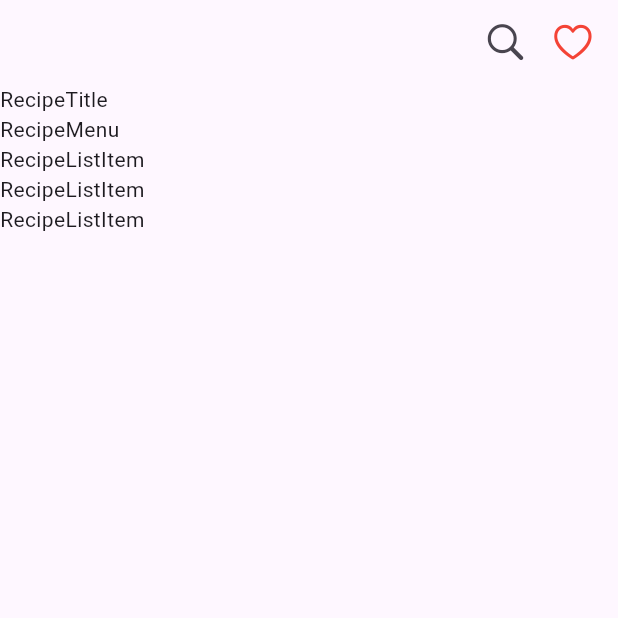
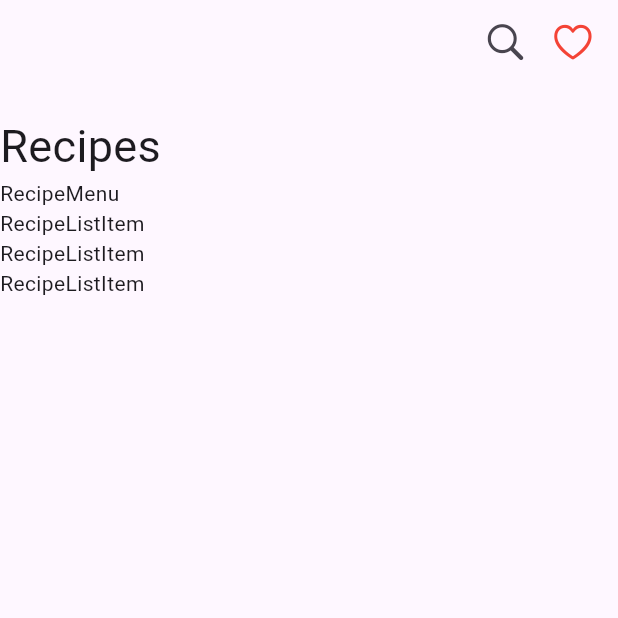
Before and after one commit to hippieperm/flutter_recipe_app, a Flutter app: the screen it shows after launch, on a phone screen of 412 x 824 dp, the top half of it. Run offline on Flutter 3.47's test engine with Material 3 defaults, Android fonts, the phone set to English and light mode, and no system bars.

Commit message:
레시피 제목 위젯 수정: RecipeTitle 클래스의 텍스트를 'RecipeTitle'에서 'Recipes'로 변경하고, 위젯에 패딩을 추가하여 레이아웃을 개선함

```diff
--- a/lib/recipe_title.dart
+++ b/lib/recipe_title.dart
@@ -5,6 +5,14 @@ class RecipeTitle extends StatelessWidget {
 
   @override
   Widget build(BuildContext context) {
-    return Text('RecipeTitle');
+    return Padding(
+      padding: EdgeInsets.only(top: 20),
+      child: Text(
+        'Recipes',
+        style: TextStyle(
+          fontSize: 30,
+        ),
+      ),
+    );
   }
 }
```
